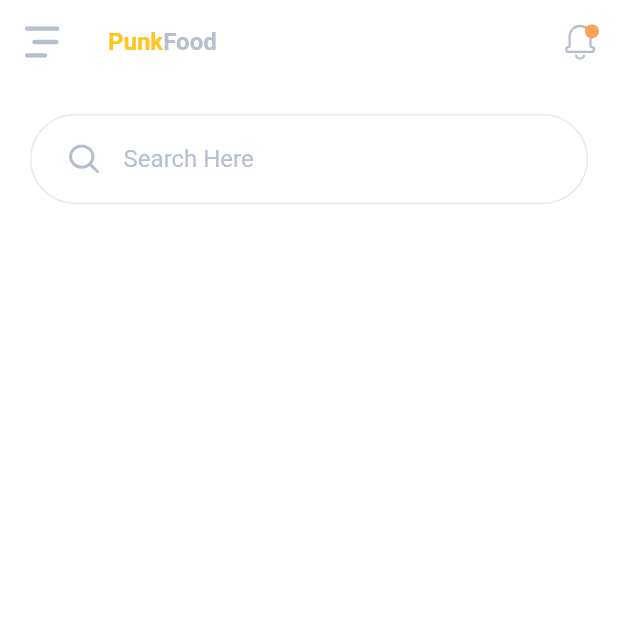
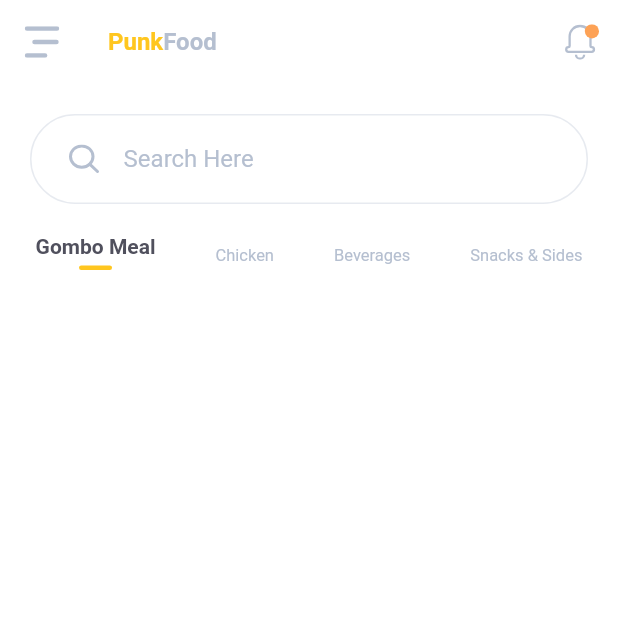
Before and after one commit to mahamat-ali/Food-Ordering-App---Flutter-UI, a Flutter app: the screen it shows after launch, on a phone screen of 412 x 824 dp, the top half of it. Run offline on Flutter 3.47's test engine with Material 2 defaults, Android fonts, the phone set to English and light mode, and no system bars; our stand-ins replace flutter_svg.

Commit message:
Category list tile

```diff
--- a/lib/screens/home/components/body.dart
+++ b/lib/screens/home/components/body.dart
@@ -1,6 +1,8 @@
 import 'package:flutter/material.dart';
+import 'package:food_app/constants.dart';
 
 import '../../../components/search_box.dart';
+import 'category_list.dart';
 
 class Body extends StatelessWidget {
   const Body({Key key}) : super(key: key);
@@ -13,7 +15,8 @@ class Body extends StatelessWidget {
           onChanged: (value) {
             print(value);
           },
-        )
+        ),
+        const CategoryList()
       ],
     );
   }
--- /dev/null
+++ b/lib/screens/home/components/category_item.dart
@@ -0,0 +1,48 @@
+import 'package:flutter/material.dart';
+
+import '../../../constants.dart';
+
+class CategoryItem extends StatelessWidget {
+  const CategoryItem({
+    Key key,
+    this.isActive = false,
+    this.title,
+    this.press,
+  }) : super(key: key);
+  final bool isActive;
+  final String title;
+  final VoidCallback press;
+
+  @override
+  Widget build(BuildContext context) {
+    return GestureDetector(
+      onTap: press,
+      child: Padding(
+        padding: const EdgeInsets.symmetric(horizontal: 20),
+        child: Column(
+          children: [
+            Text(
+              title,
+              style: isActive
+                  ? TextStyle(
+                      fontWeight: FontWeight.bold,
+                      color: kTextColor,
+                    )
+                  : TextStyle(fontSize: 11),
+            ),
+            if (isActive)
+              Container(
+                margin: const EdgeInsets.symmetric(vertical: 5),
+                height: 3,
+                width: 22,
+                decoration: BoxDecoration(
+                  color: kPrimaryColor,
+                  borderRadius: BorderRadius.circular(10),
+                ),
+              )
+          ],
+        ),
+      ),
+    );
+  }
+}
--- /dev/null
+++ b/lib/screens/home/components/category_list.dart
@@ -0,0 +1,38 @@
+import 'package:flutter/material.dart';
+
+import 'category_item.dart';
+
+class CategoryList extends StatelessWidget {
+  const CategoryList({
+    Key key,
+  }) : super(key: key);
+
+  @override
+  Widget build(BuildContext context) {
+    return SingleChildScrollView(
+      scrollDirection: Axis.horizontal,
+      child: Row(
+        crossAxisAlignment: CrossAxisAlignment.center,
+        children: [
+          CategoryItem(
+            title: 'Gombo Meal',
+            isActive: true,
+            press: () {},
+          ),
+          CategoryItem(
+            title: 'Chicken',
+            press: () {},
+          ),
+          CategoryItem(
+            title: 'Beverages',
+            press: () {},
+          ),
+          CategoryItem(
+            title: 'Snacks & Sides',
+            press: () {},
+          )
+        ],
+      ),
+    );
+  }
+}
```
